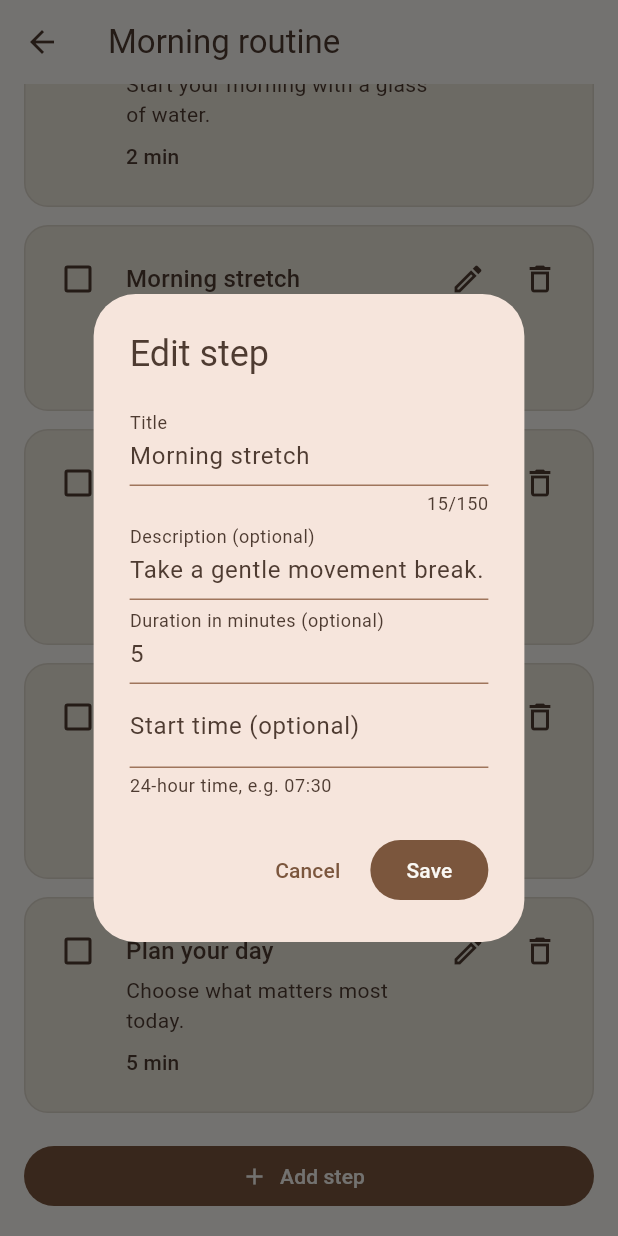
After one commit to aleynahasanova/rest-for-more, a Flutter app: the MorningRoutineScreen screen opened directly, scrolled down 160 dp, after a tap on the "edit" icon, on a phone screen of 412 x 824 dp. The commit adds this screen. Run offline on Flutter 3.47's test engine with Material 3 defaults, Android fonts, the light colour scheme and no system bars; our stand-ins replace sqflite; accounts and stored records are empty.

Commit message:
Add morning routine screen with CRUD flow
Introduces a new Morning Routine experience with a dedicated screen, reusable routine item card, and home navigation entry. RoutineService now supports injectable databases, UUID-style ID generation, and ensureMorningRoutine() to create a guest-owned morning routine with one-time default steps. The UI supports add/edit/delete, completion tracking, validation, and save/error states, while theme updates improve card and icon styling for the new flow. Adds widget and SQLite-backed tests covering seeding behavior, persistence, validation, editing, and deletion.

```diff
--- /dev/null
+++ b/lib/components/routine_item.dart
@@ -0,0 +1,131 @@
+import 'package:flutter/material.dart';
+
+import '../models/routine_item.dart';
+
+/// One block in a guided routine checklist.
+///
+/// The parent owns completion, editing, and ordering. Pass [onEdit] to show an
+/// edit button, and [onCompletedChanged] to enable the checkbox. Rebuild with
+/// updated [item] or [isCompleted] values after handling those callbacks.
+/// Accepts the model returned by RoutineService directly. Completion is local
+/// session state; editing and saving remain the parent's responsibility.
+class RoutineItemCard extends StatelessWidget {
+  const RoutineItemCard({
+    required this.item,
+    this.isCompleted = false,
+    this.onCompletedChanged,
+    this.onEdit,
+    this.onDelete,
+    super.key,
+  });
+
+  final RoutineItem item;
+  final bool isCompleted;
+  final ValueChanged<bool>? onCompletedChanged;
+  final VoidCallback? onEdit;
+  final VoidCallback? onDelete;
+
+  // Stored times use HH:mm or HH:mm:ss (optionally fractional seconds).
+  // Render at minute precision without modifying the model's stored value.
+  static TimeOfDay? _parseStartTime(String? value) {
+    if (value == null) return null;
+    final match = RegExp(r'^(\d{2}):(\d{2})(?::([0-5]\d)(?:\.\d+)?)?$')
+        .firstMatch(value.trim());
+    if (match == null) return null;
+    final hour = int.parse(match[1]!);
+    final minute = int.parse(match[2]!);
+    if (hour > 23 || minute > 59) return null;
+    return TimeOfDay(hour: hour, minute: minute);
+  }
+
+  @override
+  Widget build(BuildContext context) {
+    final theme = Theme.of(context);
+    final description = item.description;
+    final startTime = _parseStartTime(item.startTime);
+    final durationMinutes = item.durationMinutes;
+
+    return Card(
+      margin: const EdgeInsets.symmetric(vertical: 6),
+      elevation: 0,
+      shape: RoundedRectangleBorder(
+        borderRadius: BorderRadius.circular(16),
+        side: BorderSide(color: theme.colorScheme.outlineVariant),
+      ),
+      child: Padding(
+        padding: const EdgeInsets.all(12),
+        child: Row(
+          crossAxisAlignment: CrossAxisAlignment.start,
+          children: [
+            Checkbox(
+              value: isCompleted,
+              semanticLabel: item.title,
+              onChanged: onCompletedChanged == null
+                  ? null
+                  : (value) => onCompletedChanged!(value!),
+            ),
+            const SizedBox(width: 8),
+            Expanded(
+              child: Padding(
+                padding: const EdgeInsets.symmetric(vertical: 12),
+                child: Column(
+                  mainAxisSize: MainAxisSize.min,
+                  crossAxisAlignment: CrossAxisAlignment.start,
+                  children: [
+                    Text(
+                      item.title,
+                      style: theme.textTheme.titleMedium?.copyWith(
+                        decoration: isCompleted
+                            ? TextDecoration.lineThrough
+                            : null,
+                      ),
+                    ),
+                    if (description != null &&
+                        description.trim().isNotEmpty) ...[
+                      const SizedBox(height: 4),
+                      Text(description, style: theme.textTheme.bodyMedium),
+                    ],
+                    if (item.startTime != null || durationMinutes != null) ...[
+                      const SizedBox(height: 8),
+                      Wrap(
+                        spacing: 16,
+                        runSpacing: 8,
+                        children: [
+                          if (item.startTime != null)
+                            Text(
+                              startTime == null
+                                  ? 'Start time unavailable'
+                                  : 'Starts at ${startTime.format(context)}',
+                              style: theme.textTheme.labelLarge,
+                            ),
+                          if (durationMinutes != null)
+                            Text(
+                              '$durationMinutes min',
+                              semanticsLabel: '$durationMinutes minutes',
+                              style: theme.textTheme.labelLarge,
+                            ),
+                        ],
+                      ),
+                    ],
+                  ],
+                ),
+              ),
+            ),
+            if (onEdit != null)
+              IconButton(
+                onPressed: onEdit,
+                tooltip: 'Edit ${item.title}',
+                icon: const Icon(Icons.edit_outlined),
+              ),
+            if (onDelete != null)
+              IconButton(
+                onPressed: onDelete,
+                tooltip: 'Delete ${item.title}',
+                icon: const Icon(Icons.delete_outline),
+              ),
+          ],
+        ),
+      ),
+    );
+  }
+}
--- /dev/null
+++ b/lib/screens/morningroutine.dart
@@ -0,0 +1,344 @@
+import 'package:flutter/material.dart';
+
+import '../components/routine_item.dart';
+import '../models/routine.dart';
+import '../models/routine_item.dart';
+import '../services/routine_service.dart';
+
+class MorningRoutineScreen extends StatefulWidget {
+  const MorningRoutineScreen({this.service, this.userId, super.key});
+  final RoutineService? service;
+  final String? userId;
+  @override
+  State<MorningRoutineScreen> createState() => _MorningRoutineScreenState();
+}
+
+class _MorningRoutineScreenState extends State<MorningRoutineScreen> {
+  late final RoutineService _service = widget.service ?? RoutineService();
+  Routine? _routine;
+  List<RoutineItem> _items = [];
+  final Set<String> _completed = {};
+  bool _loading = true;
+  bool _saving = false;
+  String? _error;
+
+  @override
+  void initState() {
+    super.initState();
+    _load();
+  }
+
+  Future<void> _load() async {
+    setState(() {
+      _loading = true;
+      _error = null;
+    });
+    try {
+      final routine = await _service.ensureMorningRoutine(
+        userId: widget.userId,
+      );
+      final items = await _service.getRoutineItems(routine.routineId);
+      if (!mounted) return;
+      setState(() {
+        _routine = routine;
+        _items = items;
+      });
+    } catch (_) {
+      if (mounted) {
+        setState(
+          () => _error = 'Could not load your routine. Please try again.',
+        );
+      }
+    } finally {
+      if (mounted) setState(() => _loading = false);
+    }
+  }
+
+  Future<void> _edit([RoutineItem? item]) async {
+    await showDialog<void>(
+      context: context,
+      barrierDismissible: false,
+      builder: (_) => _RoutineItemEditor(
+        routineId: _routine!.routineId,
+        item: item,
+        sortOrder:
+            _items.fold<int>(
+              -1,
+              (max, item) => item.sortOrder > max ? item.sortOrder : max,
+            ) +
+            1,
+        onSave: (result) async {
+          if (item == null) {
+            await _service.createRoutineItem(result);
+          } else {
+            await _service.updateRoutineItem(result);
+          }
+          if (!mounted) return;
+          setState(() {
+            if (item == null) {
+              _items = [..._items, result];
+            } else {
+              _items = _items
+                  .map(
+                    (old) => old.routineItemId == result.routineItemId
+                        ? result
+                        : old,
+                  )
+                  .toList();
+            }
+          });
+        },
+      ),
+    );
+  }
+
+  Future<void> _delete(RoutineItem item) async {
+    final confirmed = await showDialog<bool>(
+      context: context,
+      builder: (context) => AlertDialog(
+        title: const Text('Delete step?'),
+        content: Text('Remove "${item.title}" from your morning routine?'),
+        actions: [
+          TextButton(
+            onPressed: () => Navigator.pop(context, false),
+            child: const Text('Cancel'),
+          ),
+          FilledButton(
+            onPressed: () => Navigator.pop(context, true),
+            child: const Text('Delete'),
+          ),
+        ],
+      ),
+    );
+    if (confirmed != true || !mounted) return;
+    setState(() => _saving = true);
+    try {
+      await _service.deleteRoutineItem(item.routineItemId);
+      if (!mounted) return;
+      setState(() {
+        _items = _items
+            .where((old) => old.routineItemId != item.routineItemId)
+            .toList();
+        _completed.remove(item.routineItemId);
+      });
+    } catch (_) {
+      if (mounted) {
+        ScaffoldMessenger.of(context).showSnackBar(
+          const SnackBar(
+            content: Text('Could not delete this step. Please try again.'),
+          ),
+        );
+      }
+    } finally {
+      if (mounted) setState(() => _saving = false);
+    }
+  }
+
+  @override
+  Widget build(BuildContext context) => Scaffold(
+    appBar: AppBar(title: const Text('Morning routine')),
+    body: SafeArea(
+      child: _loading
+          ? const Center(child: CircularProgressIndicator())
+          : _error != null
+          ? Center(
+              child: Column(
+                mainAxisSize: MainAxisSize.min,
+                children: [
+                  Text(_error!),
+                  TextButton(onPressed: _load, child: const Text('Retry')),
+                ],
+              ),
+            )
+          : ListView(
+              padding: const EdgeInsets.all(16),
+              children: [
+                Text(
+                  'Make time for your morning',
+                  style: Theme.of(context).textTheme.headlineSmall,
+                ),
+                const SizedBox(height: 8),
+                Text(
+                  '${_completed.length} of ${_items.length} complete • ${_items.fold<int>(0, (sum, item) => sum + (item.durationMinutes ?? 0))} min planned',
+                ),
+                const SizedBox(height: 16),
+                if (_saving) const LinearProgressIndicator(),
+                if (_items.isEmpty)
+                  const Padding(
+                    padding: EdgeInsets.symmetric(vertical: 24),
+                    child: Text(
+                      'Your morning is a blank page. Add your first step.',
+                    ),
+                  ),
+                for (final item in _items)
+                  RoutineItemCard(
+                    key: ValueKey(item.routineItemId),
+                    item: item,
+                    isCompleted: _completed.contains(item.routineItemId),
+                    onCompletedChanged: _saving
+                        ? null
+                        : (value) => setState(() {
+                            if (value) {
+                              _completed.add(item.routineItemId);
+                            } else {
+                              _completed.remove(item.routineItemId);
+                            }
+                          }),
+                    onEdit: _saving ? null : () => _edit(item),
+                    onDelete: _saving ? null : () => _delete(item),
+                  ),
+                const SizedBox(height: 12),
+                FilledButton.icon(
+                  onPressed: _saving ? null : () => _edit(),
+                  icon: const Icon(Icons.add),
+                  label: const Text('Add step'),
+                ),
+              ],
+            ),
+    ),
+  );
+}
+
+class _RoutineItemEditor extends StatefulWidget {
+  const _RoutineItemEditor({
+    required this.routineId,
+    required this.sortOrder,
+    required this.onSave,
+    this.item,
+  });
+  final String routineId;
+  final int sortOrder;
+  final RoutineItem? item;
+  final Future<void> Function(RoutineItem) onSave;
+  @override
+  State<_RoutineItemEditor> createState() => _RoutineItemEditorState();
+}
+
+class _RoutineItemEditorState extends State<_RoutineItemEditor> {
+  final _form = GlobalKey<FormState>();
+  late final String _id = widget.item?.routineItemId ?? RoutineService.newId();
+  late String _title = widget.item?.title ?? '';
+  late String _description = widget.item?.description ?? '';
+  late String _duration = widget.item?.durationMinutes?.toString() ?? '';
+  late String _time = widget.item?.startTime ?? '';
+  bool _saving = false;
+  String? _error;
+
+  Future<void> _save() async {
+    if (!_form.currentState!.validate()) return;
+    setState(() {
+      _saving = true;
+      _error = null;
+    });
+    final old = widget.item;
+    try {
+      await widget.onSave(
+        RoutineItem(
+          routineItemId: _id,
+          routineId: widget.routineId,
+          title: _title.trim(),
+          description: _description.trim().isEmpty ? null : _description.trim(),
+          startTime: _time.trim().isEmpty ? null : _time.trim(),
+          durationMinutes: int.tryParse(_duration.trim()),
+          sortOrder: old?.sortOrder ?? widget.sortOrder,
+          isDefault: old?.isDefault ?? false,
+          createdAt: old?.createdAt ?? DateTime.now(),
+          updatedAt: old == null ? null : DateTime.now(),
+        ),
+      );
+      if (mounted) Navigator.pop(context);
+    } catch (_) {
+      if (mounted) {
+        setState(() {
+          _saving = false;
+          _error = 'Could not save this step. Please try again.';
+        });
+      }
+    }
+  }
+
+  @override
+  Widget build(BuildContext context) => PopScope(
+    canPop: !_saving,
+    child: AlertDialog(
+      scrollable: true,
+      title: Text(widget.item == null ? 'Add step' : 'Edit step'),
+      content: Form(
+        key: _form,
+        child: Column(
+          mainAxisSize: MainAxisSize.min,
+          children: [
+            if (_error != null)
+              Text(
+                _error!,
+                style: TextStyle(color: Theme.of(context).colorScheme.error),
+              ),
+            TextFormField(
+              initialValue: _title,
+              enabled: !_saving,
+              decoration: const InputDecoration(labelText: 'Title'),
+              maxLength: 150,
+              onChanged: (value) => _title = value,
+              validator: (value) =>
+                  (value ?? '').trim().isEmpty ? 'Enter a title.' : null,
+            ),
+            TextFormField(
+              initialValue: _description,
+              enabled: !_saving,
+              decoration: const InputDecoration(
+                labelText: 'Description (optional)',
+              ),
+              minLines: 1,
+              maxLines: 3,
+              onChanged: (value) => _description = value,
+            ),
+            TextFormField(
+              initialValue: _duration,
+              enabled: !_saving,
+              decoration: const InputDecoration(
+                labelText: 'Duration in minutes (optional)',
+              ),
+              keyboardType: TextInputType.number,
+              onChanged: (value) => _duration = value,
+              validator: (value) {
+                if ((value ?? '').trim().isEmpty) return null;
+                final minutes = int.tryParse(value!.trim());
+                return minutes == null || minutes < 0
+                    ? 'Enter a whole number of 0 or more.'
+                    : null;
+              },
+            ),
+            TextFormField(
+              initialValue: _time,
+              enabled: !_saving,
+              decoration: const InputDecoration(
+                labelText: 'Start time (optional)',
+                helperText: '24-hour time, e.g. 07:30',
+              ),
+              onChanged: (value) => _time = value,
+              validator: (value) {
+                final time = (value ?? '').trim();
+                if (time.isEmpty) return null;
+                return RegExp(
+                      r'^([01]\d|2[0-3]):[0-5]\d(?::[0-5]\d(?:\.\d+)?)?$',
+                    ).hasMatch(time)
+                    ? null
+                    : 'Enter a valid time, e.g. 07:30.';
+              },
+            ),
+          ],
+        ),
+      ),
+      actions: [
+        TextButton(
+          onPressed: _saving ? null : () => Navigator.pop(context),
+          child: const Text('Cancel'),
+        ),
+        FilledButton(
+          onPressed: _saving ? null : _save,
+          child: Text(_saving ? 'Saving…' : 'Save'),
+        ),
+      ],
+    ),
+  );
+}
--- a/lib/services/routine_service.dart
+++ b/lib/services/routine_service.dart
@@ -1,3 +1,7 @@
+import 'dart:math';
+
+import 'package:sqflite/sqflite.dart';
+
 import '../database/app_database.dart';
 import '../database/tables/routine_table.dart';
 import '../database/tables/routine_item_table.dart';
@@ -5,22 +9,106 @@ import '../models/routine.dart';
 import '../models/routine_item.dart';
 
 class RoutineService {
+  RoutineService({Future<Database> Function()? databaseProvider})
+    : _databaseProvider = databaseProvider ?? (() => AppDatabase.database);
+
+  final Future<Database> Function() _databaseProvider;
+
+  static String newId() {
+    final random = Random.secure();
+    final bytes = List<int>.generate(16, (_) => random.nextInt(256));
+    bytes[6] = (bytes[6] & 15) | 64;
+    bytes[8] = (bytes[8] & 63) | 128;
+    final hex = bytes.map((b) => b.toRadixString(16).padLeft(2, '0')).join();
+    return '${hex.substring(0, 8)}-${hex.substring(8, 12)}-'
+        '${hex.substring(12, 16)}-${hex.substring(16, 20)}-${hex.substring(20)}';
+  }
+
+  /// Creates defaults only when creating a routine, never when its list is empty.
+  /// With no authenticated user, use a dedicated local-only guest profile.
+  Future<Routine> ensureMorningRoutine({String? userId}) async {
+    final database = await _databaseProvider();
+    return database.transaction((txn) async {
+      const guestId = '00000000-0000-4000-8000-000000000001';
+      final ownerId = userId ?? guestId;
+      final now = DateTime.now();
+      if (userId == null) {
+        final guests = await txn.query(
+          'users',
+          where: 'user_id = ?',
+          whereArgs: [guestId],
+        );
+        if (guests.isEmpty) {
+          await txn.insert('users', {
+            'user_id': guestId,
+            'email': 'local-guest@rest-for-more.invalid',
+            'password_hash': '!local-only-no-login',
+            'first_name': 'Guest',
+            'username': 'local_guest_$guestId',
+            'marketing_consent': 0,
+            'created_at': now.toIso8601String(),
+          });
+        }
+      }
+      final existing = await txn.query(
+        RoutineTable.tableName,
+        where: 'user_id = ? AND routine_type = ?',
+        whereArgs: [ownerId, 'morning'],
+        orderBy: 'created_at ASC',
+        limit: 1,
+      );
+      if (existing.isNotEmpty) return Routine.fromMap(existing.first);
+      final routine = Routine(
+        routineId: newId(),
+        userId: ownerId,
+        name: 'Morning routine',
+        routineType: 'morning',
+        createdAt: now,
+      );
+      await txn.insert(RoutineTable.tableName, routine.toMap());
+      const defaults = [
+        ('Drink water', 'Start your morning with a glass of water.', 2),
+        ('Morning stretch', 'Take a gentle movement break.', 5),
+        ('Freshen up', 'Make time to get ready for the day.', 10),
+        ('Have breakfast', 'Sit down and enjoy your breakfast.', 15),
+        ('Plan your day', 'Choose what matters most today.', 5),
+      ];
+      for (var i = 0; i < defaults.length; i++) {
+        final (title, description, minutes) = defaults[i];
+        await txn.insert(
+          RoutineItemTable.tableName,
+          RoutineItem(
+            routineItemId: newId(),
+            routineId: routine.routineId,
+            title: title,
+            description: description,
+            durationMinutes: minutes,
+            sortOrder: i,
+            isDefault: true,
+            createdAt: now,
+          ).toMap(),
+        );
+      }
+      return routine;
+    });
+  }
+
   // CREATE
   Future<void> createRoutine(Routine routine) async {
-    final database = await AppDatabase.database;
+    final database = await _databaseProvider();
 
     await database.insert(RoutineTable.tableName, routine.toMap());
   }
 
   Future<void> createRoutineItem(RoutineItem item) async {
-    final database = await AppDatabase.database;
+    final database = await _databaseProvider();
 
     await database.insert(RoutineItemTable.tableName, item.toMap());
   }
 
   // READ
   Future<List<Routine>> getRoutinesByUserId(String userId) async {
-    final database = await AppDatabase.database;
+    final database = await _databaseProvider();
 
     final result = await database.query(
       RoutineTable.tableName,
@@ -33,7 +121,7 @@ class RoutineService {
   }
 
   Future<Routine?> getRoutineById(String routineId) async {
-    final database = await AppDatabase.database;
+    final database = await _databaseProvider();
 
     final result = await database.query(
       RoutineTable.tableName,
@@ -50,7 +138,7 @@ class RoutineService {
   }
 
   Future<List<RoutineItem>> getRoutineItems(String routineId) async {
-    final database = await AppDatabase.database;
+    final database = await _databaseProvider();
 
     final result = await database.query(
       RoutineItemTable.tableName,
@@ -64,7 +152,7 @@ class RoutineService {
 
   // UPDATE
   Future<void> updateRoutine(Routine routine) async {
-    final database = await AppDatabase.database;
+    final database = await _databaseProvider();
 
     await database.update(
       RoutineTable.tableName,
@@ -75,7 +163,7 @@ class RoutineService {
   }
 
   Future<void> updateRoutineItem(RoutineItem item) async {
-    final database = await AppDatabase.database;
+    final database = await _databaseProvider();
 
     await database.update(
       RoutineItemTable.tableName,
@@ -87,7 +175,7 @@ class RoutineService {
 
   // DELETE
   Future<void> deleteRoutine(String routineId) async {
-    final database = await AppDatabase.database;
+    final database = await _databaseProvider();
 
     await database.delete(
       RoutineTable.tableName,
@@ -97,7 +185,7 @@ class RoutineService {
   }
 
   Future<void> deleteRoutineItem(String routineItemId) async {
-    final database = await AppDatabase.database;
+    final database = await _databaseProvider();
 
     await database.delete(
       RoutineItemTable.tableName,
--- a/pubspec.yaml
+++ b/pubspec.yaml
@@ -47,6 +47,7 @@ dev_dependencies:
   # package. See that file for information about deactivating specific lint
   # rules and activating additional ones.
   flutter_lints: ^6.0.0
+  sqflite_common_ffi: ^2.4.3
 
 # For information on the generic Dart part of this file, see the
 # following page: https://dart.dev/tools/pub/pubspec
```
Also changed, not shown: lib/main.dart (+13 -0 lines), lib/theme/app_theme.dart (+12 -1 lines), pubspec.lock, 2 other files.
